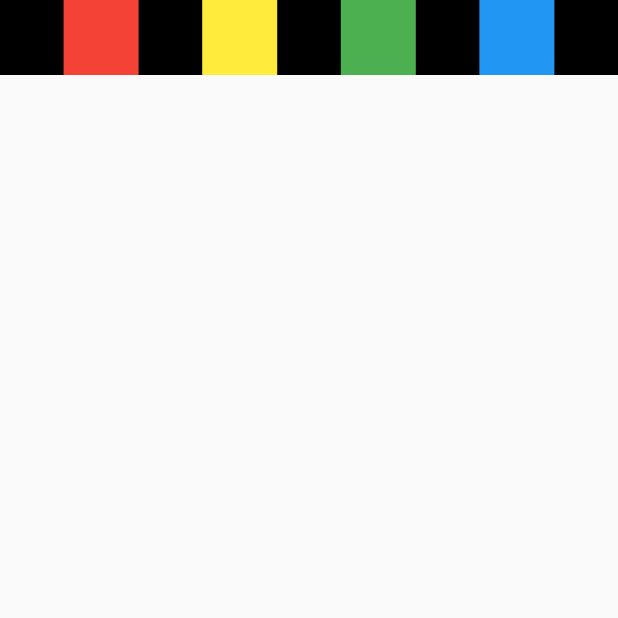
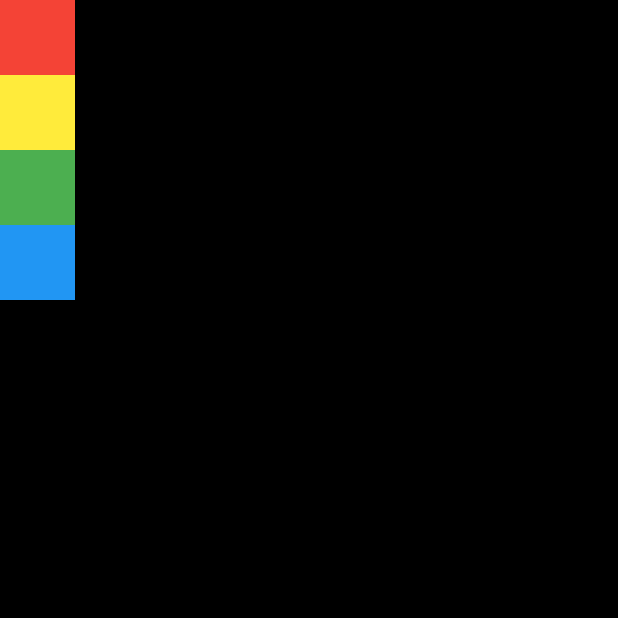
Before and after one commit to JihooDev/flutter, a Flutter app: the screen it shows after launch, on a phone screen of 412 x 824 dp, the top half of it. Run offline on Flutter 3.47's test engine with Material 2 defaults, Android fonts, the phone set to English and light mode, and no system bars.

Commit message:
MediaQuery / crossAxisAlignment

```diff
--- a/lib/screen/home_screen.dart
+++ b/lib/screen/home_screen.dart
@@ -12,16 +12,24 @@ class HomeScreen extends StatelessWidget {
     return Scaffold(
       body: SafeArea(
         child: Container(
+          // 기기의 너비만큼 꽉 채움
+          width: MediaQuery.of(context).size.width,
+
           color: Colors.black,
-          child: Row(
-            // MainAxisAlignment
+          child: Column(
+            // MainAxisAlignment === justifyContent
             // start - 시작
             // end - 끝
             // center - 가운데
             // spaceBetween = 위젯과 위젯의 사이가 동일하게 배치됨
             // spaceEvenly = 위젯을 동일한 간격으로 유지하지만 양쪽 끝에 여백을 생성한 채로 배치
             // spaceAround = spaceEvenly와 동일하지만 양쪽 끝 간격은 1/2
-            mainAxisAlignment: MainAxisAlignment.spaceEvenly,
+            mainAxisAlignment: MainAxisAlignment.start,
+
+            // CrossAxisAlignment === alignItems
+            // MainAxisAlignment의 반대축을 조작한다.
+            // 기능은 동일하며 stretch 는 화면의 너비만큼 꽉 채운다.
+            crossAxisAlignment: CrossAxisAlignment.start,
             children: [
               Container(
                 width: 50,
```
